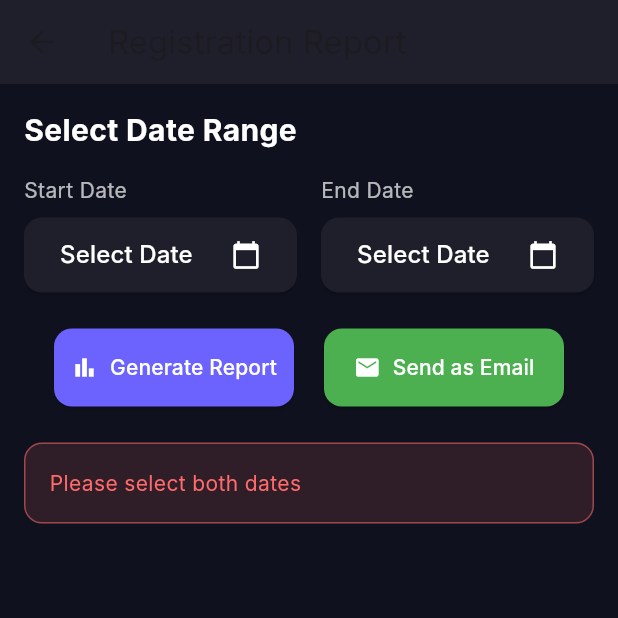
After one commit to MORAMZY14/Etqan, a Flutter app: the ReportPage screen opened directly, after a tap on "Generate Report", after a tap on "Send as Email", on a phone screen of 412 x 824 dp, the top half of it. The commit adds this screen. Run offline on Flutter 3.47's test engine with Material 3 defaults, Android fonts, the phone set to English and light mode, and no system bars; our stand-ins replace cloud_firestore, cloud_functions, file_picker, firebase_auth, firebase_core, firebase_messaging and 6 more; missing offline and left inert: firebase_app_check, onesignal_flutter; accounts and stored records are empty; Roboto replaces fonts that are missing (Inter).

Commit message:
Add files via upload

```diff
--- /dev/null
+++ b/lib/admin_report_page.dart
@@ -0,0 +1,363 @@
+import 'package:flutter/material.dart';
+import 'package:cloud_firestore/cloud_firestore.dart';
+import 'package:cloud_functions/cloud_functions.dart';
+// import 'package:http/http.dart'; // http is not used
+import 'package:intl/intl.dart';
+
+class ReportPage extends StatefulWidget {
+  const ReportPage({super.key});
+
+  @override
+  _ReportPageState createState() => _ReportPageState();
+}
+
+class _ReportPageState extends State<ReportPage> {
+  DateTime? _startDate;
+  DateTime? _endDate;
+  List<Map<String, dynamic>> _registrations = [];
+  bool _isGenerating = false;
+  bool _isSending = false;
+  String? _errorMessage;
+  String? _successMessage;
+
+  Future<void> _selectDate(BuildContext context, bool isStart) async {
+    final picked = await showDatePicker(
+      context: context,
+      initialDate: DateTime.now(),
+      firstDate: DateTime(2020),
+      lastDate: DateTime(2030),
+    );
+
+    if (picked != null) {
+      setState(() {
+        if (isStart) {
+          _startDate = picked;
+        } else {
+          _endDate = picked;
+        }
+        _registrations.clear();
+        _errorMessage = null;
+        _successMessage = null;
+      });
+    }
+  }
+
+  Future<void> _generateReport() async {
+    if (_startDate == null || _endDate == null) {
+      setState(() => _errorMessage = 'Please select both start and end dates');
+      return;
+    }
+
+    setState(() {
+      _isGenerating = true;
+      _registrations.clear();
+      _errorMessage = null;
+      _successMessage = null;
+    });
+
+    try {
+      final QuerySnapshot snapshot = await FirebaseFirestore.instance
+          .collection('Registrations')
+          .where('registrationDate',
+          isGreaterThanOrEqualTo: Timestamp.fromDate(_startDate!),
+          isLessThanOrEqualTo: Timestamp.fromDate(
+              _endDate!.add(const Duration(days: 1))
+          ))
+          .get(); // Added .get() here
+
+      if (snapshot.docs.isEmpty) {
+        setState(() => _errorMessage = 'No registrations found in the selected date range');
+        return;
+      }
+
+      final List<Map<String, dynamic>> registrations = [];
+      for (var doc in snapshot.docs) {
+        final data = doc.data() as Map<String, dynamic>;
+        registrations.add({
+          'email': data['userEmail'] ?? 'No email',
+          'course': data['courseName'] ?? 'Unknown course',
+          'date': (data['registrationDate'] as Timestamp).toDate(),
+        });
+      }
+
+      setState(() {
+        _registrations = registrations;
+        _successMessage = 'Found ${registrations.length} registrations';
+      });
+    } catch (e) {
+      setState(() => _errorMessage = 'Error fetching data: ${e.toString()}');
+    } finally {
+      setState(() => _isGenerating = false);
+    }
+  }
+
+  Future<void> _sendEmail() async {
+    if (_startDate == null || _endDate == null) {
+      setState(() => _errorMessage = 'Please select both dates');
+      return;
+    }
+
+    if (_registrations.isEmpty) {
+      setState(() => _errorMessage = 'No data to send. Please generate report first');
+      return;
+    }
+
+    setState(() {
+      _isSending = true;
+      _errorMessage = null;
+    });
+
+    try {
+      final callable = FirebaseFunctions.instance.httpsCallable(
+        'generateRegistrationReport',
+        options: HttpsCallableOptions(timeout: const Duration(seconds: 30)),
+      );
+
+      final result = await callable.call({
+        'startDate': _startDate!.toIso8601String(),
+        'endDate': _endDate!.toIso8601String(),
+      });
+
+      setState(() => _successMessage = result.data['message']);
+    } catch (e) {
+      setState(() => _errorMessage = 'Failed to send email: ${e.toString()}');
+    } finally {
+      setState(() => _isSending = false);
+    }
+  }
+
+  @override
+  Widget build(BuildContext context) {
+    return Scaffold(
+      appBar: AppBar(
+        title: const Text('Registration Report'),
+        backgroundColor: const Color(0xFF1E1F2B),
+      ),
+      backgroundColor: const Color(0xFF0F111E),
+      body: Padding(
+        padding: const EdgeInsets.all(16.0),
+        child: Column(
+          crossAxisAlignment: CrossAxisAlignment.start,
+          children: [
+            const Text(
+              'Select Date Range',
+              style: TextStyle(
+                color: Colors.white,
+                fontSize: 20,
+                fontWeight: FontWeight.bold,
+              ),
+            ),
+            const SizedBox(height: 16),
+
+            // Date Selection
+            Row(
+              children: [
+                Expanded(
+                  child: _buildDatePicker('Start Date', _startDate, true),
+                ),
+                const SizedBox(width: 16),
+                Expanded(
+                  child: _buildDatePicker('End Date', _endDate, false),
+                ),
+              ],
+            ),
+            const SizedBox(height: 24),
+
+            // Action Buttons
+            Row(
+              mainAxisAlignment: MainAxisAlignment.spaceEvenly,
+              children: [
+                _buildActionButton(
+                  'Generate Report',
+                  Icons.bar_chart,
+                  _isGenerating ? null : _generateReport,
+                  _isGenerating,
+                  const Color(0xFF6C63FF),
+                ),
+                _buildActionButton(
+                  'Send as Email',
+                  Icons.email,
+                  _isSending ? null : _sendEmail,
+                  _isSending,
+                  const Color(0xFF4CAF50),
+                ),
+              ],
+            ),
+            const SizedBox(height: 24),
+
+            // Messages
+            if (_errorMessage != null)
+              _buildMessageCard(_errorMessage!, true),
+            if (_successMessage != null)
+              _buildMessageCard(_successMessage!, false),
+
+            // Results
+            if (_registrations.isNotEmpty)
+              Expanded(
+                child: Column(
+                  crossAxisAlignment: CrossAxisAlignment.start,
+                  children: [
+                    Padding(
+                      padding: const EdgeInsets.symmetric(vertical: 8.0),
+                      child: Text(
+                        'Registrations (${_registrations.length})',
+                        style: const TextStyle(
+                          color: Colors.white,
+                          fontSize: 18,
+                          fontWeight: FontWeight.bold,
+                        ),
+                      ),
+                    ),
+                    Expanded(
+                      child: ListView.builder(
+                        itemCount: _registrations.length,
+                        itemBuilder: (context, index) {
+                          return _buildRegistrationItem(index);
+                        },
+                      ),
+                    ),
+                  ],
+                ),
+              ),
+          ],
+        ),
+      ),
+    );
+  }
+
+  Widget _buildDatePicker(String label, DateTime? date, bool isStart) {
+    return Column(
+      crossAxisAlignment: CrossAxisAlignment.start,
+      children: [
+        Text(
+          label,
+          style: const TextStyle(color: Colors.white70),
+        ),
+        const SizedBox(height: 8),
+        ElevatedButton(
+          onPressed: () => _selectDate(context, isStart),
+          style: ElevatedButton.styleFrom(
+            backgroundColor: const Color(0xFF1E1F2B),
+            foregroundColor: Colors.white,
+            minimumSize: const Size.fromHeight(50),
+            shape: RoundedRectangleBorder(
+              borderRadius: BorderRadius.circular(12),
+            ),
+          ),
+          child: Row(
+            mainAxisAlignment: MainAxisAlignment.spaceBetween,
+            children: [
+              Text(
+                date != null
+                    ? DateFormat.yMMMd().format(date)
+                    : 'Select Date',
+                style: const TextStyle(fontSize: 16),
+              ),
+              const Icon(Icons.calendar_today, size: 20),
+            ],
+          ),
+        ),
+      ],
+    );
+  }
+
+  Widget _buildActionButton(
+      String text,
+      IconData icon,
+      VoidCallback? onPressed,
+      bool isLoading,
+      Color color,
+      ) {
+    return SizedBox(
+      width: 160,
+      child: ElevatedButton.icon(
+        icon: isLoading
+            ? const SizedBox(
+          width: 24,
+          height: 24,
+          child: CircularProgressIndicator(
+            color: Colors.white,
+            strokeWidth: 2,
+          ),
+        )
+            : Icon(icon, color: Colors.white),
+        label: Text(
+          text,
+          style: const TextStyle(color: Colors.white),
+        ),
+        onPressed: onPressed,
+        style: ElevatedButton.styleFrom(
+          backgroundColor: color,
+          padding: const EdgeInsets.symmetric(vertical: 16),
+          shape: RoundedRectangleBorder(
+            borderRadius: BorderRadius.circular(12),
+          ),
+        ),
+      ),
+    );
+  }
+
+  Widget _buildMessageCard(String message, bool isError) {
+    return Container(
+      width: double.infinity,
+      padding: const EdgeInsets.all(16),
+      margin: const EdgeInsets.only(bottom: 16),
+      decoration: BoxDecoration(
+        color: isError ? const Color(0x22FF6B6B) : const Color(0x224CAF50),
+        borderRadius: BorderRadius.circular(12),
+        border: Border.all(
+          color: isError ? const Color(0x88FF6B6B) : const Color(0x884CAF50),
+        ),
+      ),
+      child: Text(
+        message,
+        style: TextStyle(
+          color: isError ? const Color(0xFFFF6B6B) : const Color(0xFF4CAF50),
+        ),
+      ),
+    );
+  }
+
+  Widget _buildRegistrationItem(int index) {
+    final reg = _registrations[index];
+    return Card(
+      color: const Color(0xFF1E1F2B),
+      margin: const EdgeInsets.only(bottom: 12),
+      shape: RoundedRectangleBorder(
+        borderRadius: BorderRadius.circular(12),
+      ),
+      child: ListTile(
+        leading: CircleAvatar(
+          backgroundColor: _getColorForIndex(index),
+          child: Text(
+            '${index + 1}',
+            style: const TextStyle(color: Colors.white),
+          ),
+        ),
+        title: Text(
+          reg['email'] ?? 'No email',
+          style: const TextStyle(color: Colors.white),
+        ),
+        subtitle: Text(
+          reg['course'] ?? 'Unknown course',
+          style: const TextStyle(color: Colors.white70),
+        ),
+        trailing: Text(
+          DateFormat.yMMMd().format(reg['date']),
+          style: const TextStyle(color: Colors.white54),
+        ),
+      ),
+    );
+  }
+
+  Color _getColorForIndex(int index) {
+    final colors = [
+      const Color(0xFF6C63FF),
+      const Color(0xFFFF6B6B),
+      const Color(0xFF4CAF50),
+      const Color(0xFFFFA726),
+      const Color(0xFF26C6DA),
+    ];
+    return colors[index % colors.length];
+  }
+}
--- a/lib/main.dart
+++ b/lib/main.dart
@@ -246,6 +246,8 @@ class _MyHomePageState extends State<MyHomePage> with SingleTickerProviderStateM
                           },
                           style: ElevatedButton.styleFrom(
                             backgroundColor: Theme.of(context).colorScheme.primary,
+                            // FIX: Ensure text is visible
+                            foregroundColor: Theme.of(context).colorScheme.onPrimary,
                             shape: RoundedRectangleBorder(
                               borderRadius: BorderRadius.circular(12),
                             ),
--- a/pubspec.yaml
+++ b/pubspec.yaml
@@ -40,6 +40,7 @@ dependencies:
 
 
 
+
 dev_dependencies:
   flutter_test:
     sdk: flutter
```
Also changed, not shown: lib/admin_page.dart (+10 -0 lines), lib/wishlist_page.dart (+18 -0 lines).
